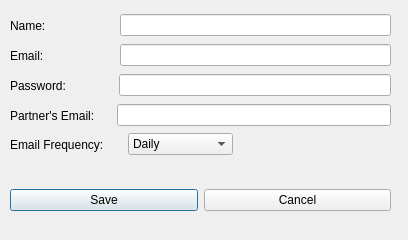
This is gui/ui_files/settings_dialog.ui in brandorags/KeepInChecker-Python as Qt 5 draws it before an edit. The edited form follows.
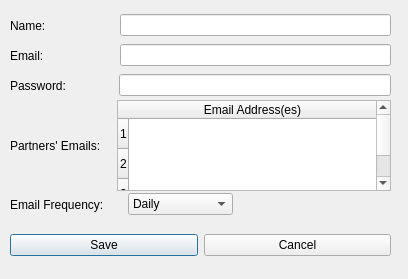
This is the edited form.

Commit message: added table to settings dialog that will allow users to input multiple email addresses

```diff
--- a/gui/ui_files/settings_dialog.ui
+++ b/gui/ui_files/settings_dialog.ui
@@ -7,7 +7,7 @@
     <x>0</x>
     <y>0</y>
     <width>408</width>
-    <height>240</height>
+    <height>279</height>
    </rect>
   </property>
   <property name="windowTitle">
@@ -137,14 +137,14 @@
      <x>10</x>
      <y>100</y>
      <width>381</width>
-     <height>31</height>
+     <height>91</height>
     </rect>
    </property>
    <layout class="QHBoxLayout" name="horizontalLayout_5">
     <item>
      <widget class="QLabel" name="partner_email_label">
       <property name="text">
-       <string>Partner's Email:</string>
+       <string>Partners' Emails:</string>
       </property>
      </widget>
     </item>
@@ -158,17 +158,40 @@
       </property>
       <property name="sizeHint" stdset="0">
        <size>
-        <width>16</width>
+        <width>10</width>
         <height>9</height>
        </size>
       </property>
      </spacer>
     </item>
     <item>
-     <widget class="QLineEdit" name="partner_email_textbox">
-      <property name="echoMode">
-       <enum>QLineEdit::Normal</enum>
+     <widget class="QTableWidget" name="tableWidget">
+      <property name="showGrid">
+       <bool>false</bool>
       </property>
+      <property name="rowCount">
+       <number>3</number>
+      </property>
+      <property name="columnCount">
+       <number>1</number>
+      </property>
+      <attribute name="horizontalHeaderStretchLastSection">
+       <bool>true</bool>
+      </attribute>
+      <row/>
+      <row/>
+      <row/>
+      <column>
+       <property name="text">
+        <string>Email Address(es)</string>
+       </property>
+       <property name="toolTip">
+        <string extracomment="Enter your partners' email addresses within the table"/>
+       </property>
+       <property name="textAlignment">
+        <set>AlignHCenter|AlignVCenter|AlignCenter</set>
+       </property>
+      </column>
      </widget>
     </item>
    </layout>
@@ -177,9 +200,9 @@
    <property name="geometry">
     <rect>
      <x>10</x>
-     <y>160</y>
+     <y>220</y>
      <width>381</width>
-     <height>80</height>
+     <height>51</height>
     </rect>
    </property>
    <layout class="QHBoxLayout" name="horizontalLayout_7">
@@ -209,7 +232,7 @@
    <property name="geometry">
     <rect>
      <x>10</x>
-     <y>130</y>
+     <y>190</y>
      <width>223</width>
      <height>29</height>
     </rect>
```
Left out of the diff: 2 changed lines with no effect on the pictures. The commit also changes 1 other file.
